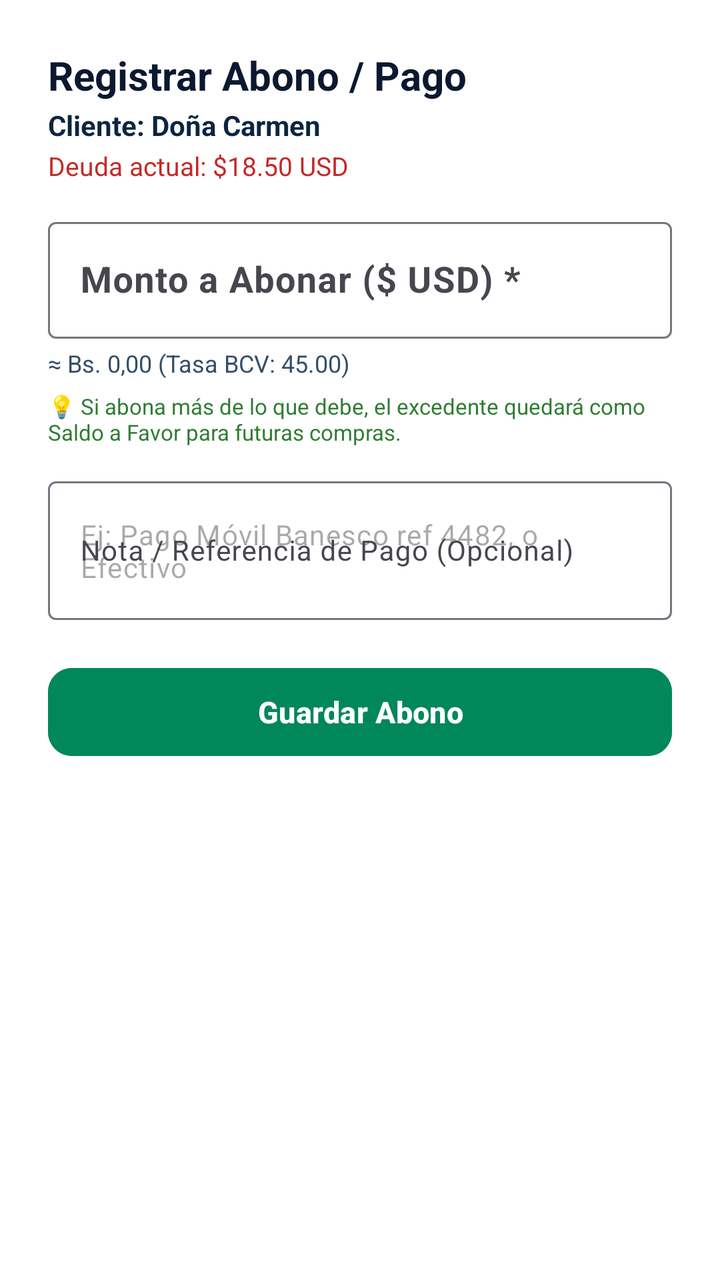
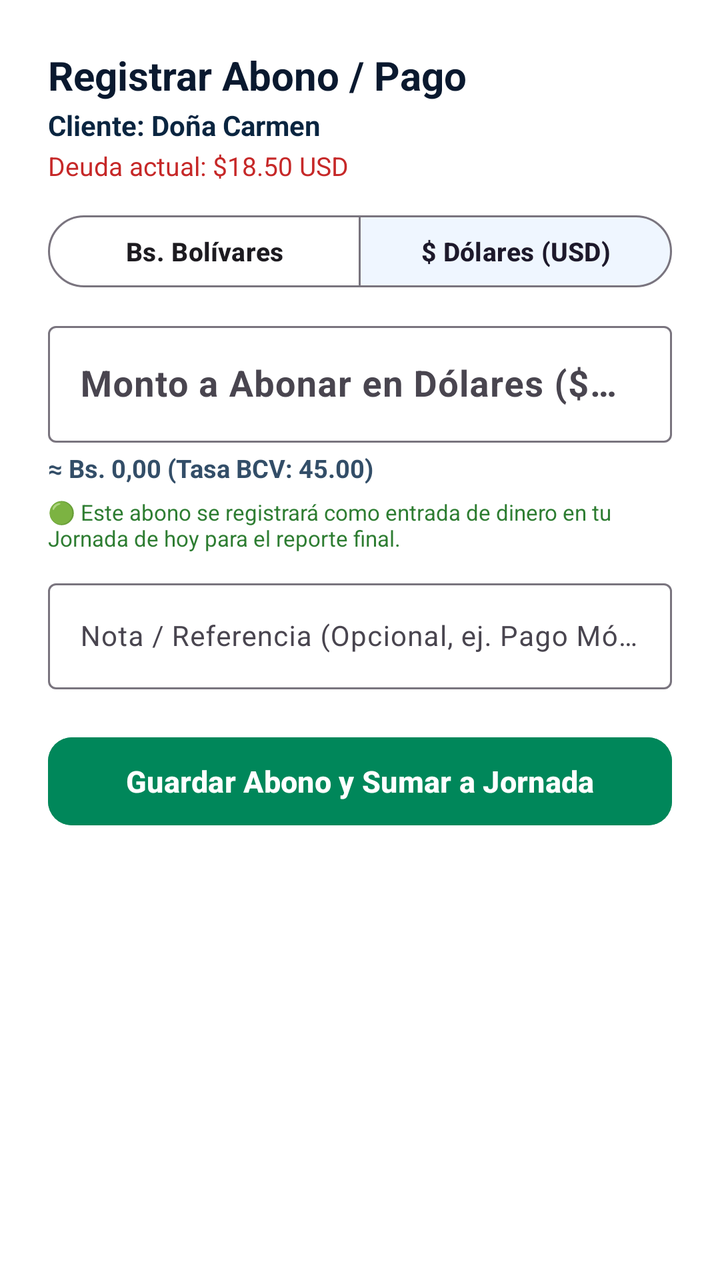

Screens rendered from an Android XML layout before and after an edit, with the pre-edit source and the edit as a unified diff.
<!-- AndroidManifest.xml: application theme Theme.Zeasy -->
<!-- res/layout/dialog_add_payment.xml -->
<?xml version="1.0" encoding="utf-8"?>
<LinearLayout xmlns:android="http://schemas.android.com/apk/res/android"
    xmlns:app="http://schemas.android.com/apk/res-auto"
    android:layout_width="match_parent"
    android:layout_height="wrap_content"
    android:orientation="vertical"
    android:padding="24dp"
    android:background="@color/surface">

    <TextView
        android:id="@+id/tvPaymentTitle"
        android:layout_width="wrap_content"
        android:layout_height="wrap_content"
        android:text="Registrar Abono / Pago"
        android:textStyle="bold"
        android:textColor="@color/text_primary"
        android:textSize="20sp" />

    <TextView
        android:id="@+id/tvPaymentClientName"
        android:layout_width="wrap_content"
        android:layout_height="wrap_content"
        android:layout_marginTop="2dp"
        android:text="Cliente: Doña Carmen"
        android:textColor="@color/primary"
        android:textStyle="bold"
        android:textSize="14sp" />

    
    <TextView
        android:id="@+id/tvPaymentCurrentDebt"
        android:layout_width="wrap_content"
        android:layout_height="wrap_content"
        android:layout_marginTop="2dp"
        android:text="Deuda actual: $18.50 USD"
        android:textColor="#C62828"
        android:textSize="13sp" />

    
    <com.google.android.material.textfield.TextInputLayout
        android:layout_width="match_parent"
        android:layout_height="wrap_content"
        android:layout_marginTop="14dp"
        android:hint="Monto a Abonar ($ USD) *"
        app:prefixText="$ "
        style="@style/Widget.Material3.TextInputLayout.OutlinedBox">

        <com.google.android.material.textfield.TextInputEditText
            android:id="@+id/etPaymentAmountUsd"
            android:layout_width="match_parent"
            android:layout_height="wrap_content"
            android:inputType="numberDecimal"
            android:textSize="18sp"
            android:textStyle="bold" />
    </com.google.android.material.textfield.TextInputLayout>

    
    <TextView
        android:id="@+id/tvPaymentEquivBs"
        android:layout_width="wrap_content"
        android:layout_height="wrap_content"
        android:layout_marginTop="4dp"
        android:text="≈ Bs. 0,00 (Tasa BCV: 45.00)"
        android:textColor="@color/text_secondary"
        android:textSize="12sp" />

    
    <TextView
        android:id="@+id/tvPaymentExcessHint"
        android:layout_width="wrap_content"
        android:layout_height="wrap_content"
        android:layout_marginTop="6dp"
        android:text="💡 Si abona más de lo que debe, el excedente quedará como Saldo a Favor para futuras compras."
        android:textColor="#2E7D32"
        android:textSize="11sp" />

    
    <com.google.android.material.textfield.TextInputLayout
        android:layout_width="match_parent"
        android:layout_height="wrap_content"
        android:layout_marginTop="12dp"
        android:hint="Nota / Referencia de Pago (Opcional)"
        style="@style/Widget.Material3.TextInputLayout.OutlinedBox">

        <com.google.android.material.textfield.TextInputEditText
            android:id="@+id/etPaymentNote"
            android:layout_width="match_parent"
            android:layout_height="wrap_content"
            android:hint="Ej: Pago Móvil Banesco ref 4482, o Efectivo"
            android:textSize="14sp" />
    </com.google.android.material.textfield.TextInputLayout>

    <com.google.android.material.button.MaterialButton
        android:id="@+id/btnConfirmPayment"
        android:layout_width="match_parent"
        android:layout_height="52dp"
        android:layout_marginTop="20dp"
        android:text="Guardar Abono"
        android:textSize="15sp"
        android:textStyle="bold"
        app:cornerRadius="12dp"
        android:backgroundTint="#00875A"
        android:textColor="@color/white" />

</LinearLayout>
<!-- resources referenced by this layout -->
<resources>
  <color name="primary">#0A2540</color>
  <color name="surface">#FFFFFF</color>
  <color name="text_primary">#0A192F</color>
  <color name="text_secondary">#334E68</color>
  <color name="white">#FFFFFF</color>
  <style name="Theme.Zeasy" parent="Theme.Material3.DayNight.NoActionBar">
          
          <item name="colorPrimary">@color/accent_green</item>
          <item name="colorPrimaryContainer">@color/accent_green_bg</item>
          <item name="colorOnPrimary">@color/white</item>
          <item name="colorSecondary">@color/accent_blue</item>
          <item name="colorSecondaryContainer">@color/accent_blue_bg</item>
  
          
          <item name="android:statusBarColor">@color/primary</item>
          <item name="android:windowLightStatusBar">false</item>
          <item name="android:colorBackground">@color/background</item>
  
          
          <item name="android:textColor">@color/text_primary</item>
  
          
          <item name="bottomNavigationStyle">@style/Widget.Zeasy.BottomNavigationView</item>
      </style>
  <color name="accent_green">#00875A</color>
  <color name="accent_green_bg">#E3FCEF</color>
  <color name="accent_blue">#0052FF</color>
  <color name="accent_blue_bg">#EFF6FF</color>
  <color name="background">#F4F8FC</color>
  <style name="Widget.Zeasy.BottomNavigationView" parent="Widget.Material3.BottomNavigationView">
          <item name="itemRippleColor">@color/accent_green_bg</item>
          <item name="android:background">@color/surface</item>
          <item name="itemIconTint">@color/nav_selector</item>
          <item name="itemTextColor">@color/nav_selector</item>
      </style>
</resources>

<!-- the commit's change to res/layout/dialog_add_payment.xml (unified diff, before → after) -->
@@ -37,19 +37,50 @@
         android:textSize="13sp" />
 
     
-    <com.google.android.material.textfield.TextInputLayout
+    <com.google.android.material.button.MaterialButtonToggleGroup
+        android:id="@+id/togglePaymentCurrency"
         android:layout_width="match_parent"
         android:layout_height="wrap_content"
-        android:layout_marginTop="14dp"
-        android:hint="Monto a Abonar ($ USD) *"
-        app:prefixText="$ "
-        style="@style/Widget.Material3.TextInputLayout.OutlinedBox">
+        android:layout_marginTop="12dp"
+        app:singleSelection="true"
+        app:selectionRequired="true"
+        app:checkedButton="@id/btnPaymentCurrencyUsd">
+
+        <com.google.android.material.button.MaterialButton
+            android:id="@+id/btnPaymentCurrencyVes"
+            style="@style/Widget.Material3.Button.OutlinedButton"
+            android:layout_width="0dp"
+            android:layout_height="44dp"
+            android:layout_weight="1"
+            android:text="Bs. Bolívares"
+            android:textSize="13sp"
+            android:textStyle="bold" />
+
+        <com.google.android.material.button.MaterialButton
+            android:id="@+id/btnPaymentCurrencyUsd"
+            style="@style/Widget.Material3.Button.OutlinedButton"
+            android:layout_width="0dp"
+            android:layout_height="44dp"
+            android:layout_weight="1"
+            android:text="$ Dólares (USD)"
+            android:textSize="13sp"
+            android:textStyle="bold" />
+    </com.google.android.material.button.MaterialButtonToggleGroup>
+
+    
+    <com.google.android.material.textfield.TextInputLayout
+        android:id="@+id/tilPaymentAmount"
+        android:layout_width="match_parent"
+        android:layout_height="wrap_content"
+        android:layout_marginTop="10dp"
+        android:hint="Monto a Abonar en Dólares ($ USD) *">
 
         <com.google.android.material.textfield.TextInputEditText
             android:id="@+id/etPaymentAmountUsd"
             android:layout_width="match_parent"
             android:layout_height="wrap_content"
             android:inputType="numberDecimal"
+            android:textColor="@color/text_primary"
             android:textSize="18sp"
             android:textStyle="bold" />
     </com.google.android.material.textfield.TextInputLayout>
@@ -62,7 +93,8 @@
         android:layout_marginTop="4dp"
         android:text="≈ Bs. 0,00 (Tasa BCV: 45.00)"
         android:textColor="@color/text_secondary"
-        android:textSize="12sp" />
+        android:textStyle="bold"
+        android:textSize="12.5sp" />
 
     
     <TextView
@@ -70,7 +102,7 @@
         android:layout_width="wrap_content"
         android:layout_height="wrap_content"
         android:layout_marginTop="6dp"
-        android:text="💡 Si abona más de lo que debe, el excedente quedará como Saldo a Favor para futuras compras."
+        android:text="🟢 Este abono se registrará como entrada de dinero en tu Jornada de hoy para el reporte final."
         android:textColor="#2E7D32"
         android:textSize="11sp" />
 
@@ -78,15 +110,14 @@
     <com.google.android.material.textfield.TextInputLayout
         android:layout_width="match_parent"
         android:layout_height="wrap_content"
-        android:layout_marginTop="12dp"
-        android:hint="Nota / Referencia de Pago (Opcional)"
-        style="@style/Widget.Material3.TextInputLayout.OutlinedBox">
+        android:layout_marginTop="10dp"
+        android:hint="Nota / Referencia (Opcional, ej. Pago Móvil o Efectivo)">
 
         <com.google.android.material.textfield.TextInputEditText
             android:id="@+id/etPaymentNote"
             android:layout_width="match_parent"
             android:layout_height="wrap_content"
-            android:hint="Ej: Pago Móvil Banesco ref 4482, o Efectivo"
+            android:textColor="@color/text_primary"
             android:textSize="14sp" />
     </com.google.android.material.textfield.TextInputLayout>
 
@@ -95,7 +126,7 @@
         android:layout_width="match_parent"
         android:layout_height="52dp"
         android:layout_marginTop="20dp"
-        android:text="Guardar Abono"
+        android:text="Guardar Abono y Sumar a Jornada"
         android:textSize="15sp"
         android:textStyle="bold"
         app:cornerRadius="12dp"
